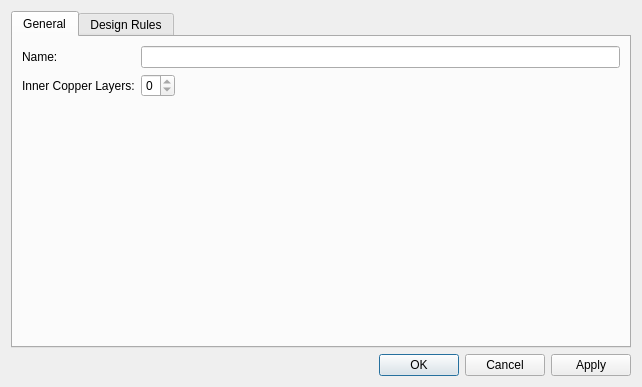
Before: the Qt Designer form libs/librepcb/editor/project/boardeditor/boardsetupdialog.ui in LibrePCB/LibrePCB, drawn with Qt 5.
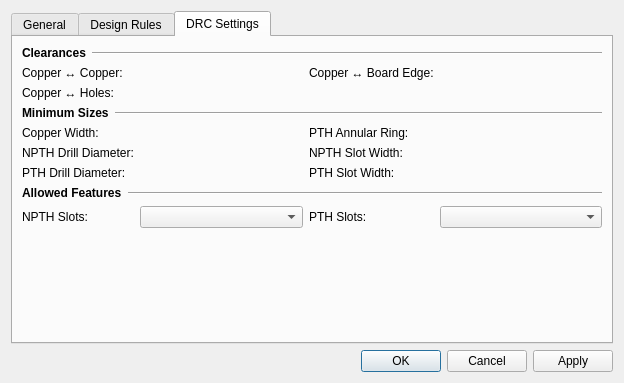
After: the same form once the commit is applied. The open tabs and pages were chosen to show the change. Icons and pictures are not drawn. Custom widgets are drawn as their Qt base class.

Commit message: Store DRC settings in board file

The edit to the form file:
```diff
--- a/libs/librepcb/editor/project/boardeditor/boardsetupdialog.ui
+++ b/libs/librepcb/editor/project/boardeditor/boardsetupdialog.ui
@@ -6,8 +6,8 @@
    <rect>
     <x>0</x>
     <y>0</y>
-    <width>642</width>
-    <height>387</height>
+    <width>624</width>
+    <height>383</height>
    </rect>
   </property>
   <property name="windowTitle">
@@ -313,6 +313,318 @@
        </item>
       </layout>
      </widget>
+     <widget class="QWidget" name="tabDrcSettings">
+      <attribute name="title">
+       <string>DRC Settings</string>
+      </attribute>
+      <layout class="QVBoxLayout" name="verticalLayout_2">
+       <property name="spacing">
+        <number>0</number>
+       </property>
+       <property name="sizeConstraint">
+        <enum>QLayout::SetMinimumSize</enum>
+       </property>
+       <property name="leftMargin">
+        <number>0</number>
+       </property>
+       <property name="topMargin">
+        <number>0</number>
+       </property>
+       <property name="rightMargin">
+        <number>0</number>
+       </property>
+       <property name="bottomMargin">
+        <number>0</number>
+       </property>
+       <item>
+        <widget class="QScrollArea" name="scrollArea">
+         <property name="sizePolicy">
+          <sizepolicy hsizetype="MinimumExpanding" vsizetype="Expanding">
+           <horstretch>0</horstretch>
+           <verstretch>0</verstretch>
+          </sizepolicy>
+         </property>
+         <property name="styleSheet">
+          <string notr="true">QAbstractScrollArea #scrollAreaWidgetContents {
+    background-color: transparent;
+}
+QAbstractScrollArea {
+    background-color: transparent;
+}</string>
+         </property>
+         <property name="frameShape">
+          <enum>QFrame::NoFrame</enum>
+         </property>
+         <property name="horizontalScrollBarPolicy">
+          <enum>Qt::ScrollBarAlwaysOff</enum>
+         </property>
+         <property name="widgetResizable">
+          <bool>true</bool>
+         </property>
+         <property name="alignment">
+          <set>Qt::AlignLeading|Qt::AlignLeft|Qt::AlignTop</set>
+         </property>
+         <widget class="QWidget" name="scrollAreaWidgetContents">
+          <property name="geometry">
+           <rect>
+            <x>0</x>
+            <y>0</y>
+            <width>602</width>
+            <height>301</height>
+           </rect>
+          </property>
+          <property name="sizePolicy">
+           <sizepolicy hsizetype="MinimumExpanding" vsizetype="Preferred">
+            <horstretch>0</horstretch>
+            <verstretch>0</verstretch>
+           </sizepolicy>
+          </property>
+          <layout class="QGridLayout" name="gridLayout_2" columnstretch="0,1,0,1">
+           <property name="sizeConstraint">
+            <enum>QLayout::SetMinimumSize</enum>
+           </property>
+           <item row="7" column="1">
+            <widget class="librepcb::editor::UnsignedLengthEdit" name="edtDrcMinNpthDrillDiameter" native="true"/>
+           </item>
+           <item row="0" column="0" colspan="4">
+            <layout class="QHBoxLayout" name="horizontalLayout">
+             <item>
+              <widget class="QLabel" name="label_28">
+               <property name="sizePolicy">
+                <sizepolicy hsizetype="Fixed" vsizetype="Fixed">
+                 <horstretch>0</horstretch>
+                 <verstretch>0</verstretch>
+                </sizepolicy>
+               </property>
+               <property name="font">
+                <font>
+                 <bold>true</bold>
+                </font>
+               </property>
+               <property name="text">
+                <string>Clearances</string>
+               </property>
+              </widget>
+             </item>
+             <item>
+              <widget class="Line" name="line_4">
+               <property name="sizePolicy">
+                <sizepolicy hsizetype="Minimum" vsizetype="Preferred">
+                 <horstretch>0</horstretch>
+                 <verstretch>0</verstretch>
+                </sizepolicy>
+               </property>
+               <property name="orientation">
+                <enum>Qt::Horizontal</enum>
+               </property>
+              </widget>
+             </item>
+            </layout>
+           </item>
+           <item row="7" column="3">
+            <widget class="librepcb::editor::UnsignedLengthEdit" name="edtDrcMinNpthSlotWidth" native="true"/>
+           </item>
+           <item row="7" column="0">
+            <widget class="QLabel" name="label_18">
+             <property name="text">
+              <string>NPTH Drill Diameter:</string>
+             </property>
+            </widget>
+           </item>
+           <item row="6" column="1">
+            <widget class="librepcb::editor::UnsignedLengthEdit" name="edtDrcMinCopperWidth" native="true"/>
+           </item>
+           <item row="8" column="0">
+            <widget class="QLabel" name="label_24">
+             <property name="text">
+              <string>PTH Drill Diameter:</string>
+             </property>
+            </widget>
+           </item>
+           <item row="7" column="2">
+            <widget class="QLabel" name="label_16">
+             <property name="text">
+              <string>NPTH Slot Width:</string>
+             </property>
+            </widget>
+           </item>
+           <item row="12" column="1">
+            <widget class="QComboBox" name="cbxDrcAllowedNpthSlots">
+             <property name="insertPolicy">
+              <enum>QComboBox::NoInsert</enum>
+             </property>
+            </widget>
+           </item>
+           <item row="4" column="0" colspan="4">
+            <layout class="QHBoxLayout" name="horizontalLayout_4">
+             <item>
+              <widget class="QLabel" name="label_25">
+               <property name="sizePolicy">
+                <sizepolicy hsizetype="Fixed" vsizetype="Fixed">
+                 <horstretch>0</horstretch>
+                 <verstretch>0</verstretch>
+                </sizepolicy>
+               </property>
+               <property name="font">
+                <font>
+                 <bold>true</bold>
+                </font>
+               </property>
+               <property name="text">
+                <string>Minimum Sizes</string>
+               </property>
+              </widget>
+             </item>
+             <item>
+              <widget class="Line" name="line_2">
+               <property name="sizePolicy">
+                <sizepolicy hsizetype="Minimum" vsizetype="Preferred">
+                 <horstretch>0</horstretch>
+                 <verstretch>0</verstretch>
+                </sizepolicy>
+               </property>
+               <property name="orientation">
+                <enum>Qt::Horizontal</enum>
+               </property>
+              </widget>
+             </item>
+            </layout>
+           </item>
+           <item row="1" column="3">
+            <widget class="librepcb::editor::UnsignedLengthEdit" name="edtDrcClearanceCopperBoard" native="true"/>
+           </item>
+           <item row="12" column="0">
+            <widget class="QLabel" name="label_21">
+             <property name="text">
+              <string>NPTH Slots:</string>
+             </property>
+            </widget>
+           </item>
+           <item row="8" column="1">
+            <widget class="librepcb::editor::UnsignedLengthEdit" name="edtDrcMinPthDrillDiameter" native="true"/>
+           </item>
+           <item row="6" column="3">
+            <widget class="librepcb::editor::UnsignedLengthEdit" name="edtDrcMinPthAnnularRing" native="true"/>
+           </item>
+           <item row="1" column="0">
+            <widget class="QLabel" name="label_19">
+             <property name="text">
+              <string>Copper ↔ Copper:</string>
+             </property>
+            </widget>
+           </item>
+           <item row="10" column="0" colspan="4">
+            <layout class="QHBoxLayout" name="horizontalLayout_5">
+             <item>
+              <widget class="QLabel" name="label_29">
+               <property name="sizePolicy">
+                <sizepolicy hsizetype="Fixed" vsizetype="Fixed">
+                 <horstretch>0</horstretch>
+                 <verstretch>0</verstretch>
+                </sizepolicy>
+               </property>
+               <property name="font">
+                <font>
+                 <bold>true</bold>
+                </font>
+               </property>
+               <property name="text">
+                <string>Allowed Features</string>
+               </property>
+              </widget>
+             </item>
+             <item>
+              <widget class="Line" name="line">
+               <property name="sizePolicy">
+                <sizepolicy hsizetype="Minimum" vsizetype="Preferred">
+                 <horstretch>0</horstretch>
+                 <verstretch>0</verstretch>
+                </sizepolicy>
+               </property>
+               <property name="orientation">
+                <enum>Qt::Horizontal</enum>
+               </property>
+              </widget>
+             </item>
+            </layout>
+           </item>
+           <item row="2" column="1">
+            <widget class="librepcb::editor::UnsignedLengthEdit" name="edtDrcClearanceCopperNpth" native="true"/>
+           </item>
+           <item row="1" column="1">
+            <widget class="librepcb::editor::UnsignedLengthEdit" name="edtDrcClearanceCopperCopper" native="true"/>
+           </item>
+           <item row="6" column="0">
+            <widget class="QLabel" name="label_20">
+             <property name="text">
+              <string>Copper Width:</string>
+             </property>
+            </widget>
+           </item>
+           <item row="6" column="2">
+            <widget class="QLabel" name="label_22">
+             <property name="text">
+              <string>PTH Annular Ring:</string>
+             </property>
+            </widget>
+           </item>
+           <item row="8" column="2">
+            <widget class="QLabel" name="label_15">
+             <property name="text">
+              <string>PTH Slot Width:</string>
+             </property>
+            </widget>
+           </item>
+           <item row="8" column="3">
+            <widget class="librepcb::editor::UnsignedLengthEdit" name="edtDrcMinPthSlotWidth" native="true"/>
+           </item>
+           <item row="1" column="2">
+            <widget class="QLabel" name="label_23">
+             <property name="text">
+              <string>Copper ↔ Board Edge:</string>
+             </property>
+            </widget>
+           </item>
+           <item row="2" column="0">
+            <widget class="QLabel" name="label_14">
+             <property name="text">
+              <string>Copper ↔ Holes:</string>
+             </property>
+            </widget>
+           </item>
+           <item row="12" column="3">
+            <widget class="QComboBox" name="cbxDrcAllowedPthSlots">
+             <property name="insertPolicy">
+              <enum>QComboBox::NoInsert</enum>
+             </property>
+            </widget>
+           </item>
+           <item row="12" column="2">
+            <widget class="QLabel" name="label_17">
+             <property name="text">
+              <string>PTH Slots:</string>
+             </property>
+            </widget>
+           </item>
+           <item row="13" column="0">
+            <spacer name="verticalSpacer">
+             <property name="orientation">
+              <enum>Qt::Vertical</enum>
+             </property>
+             <property name="sizeHint" stdset="0">
+              <size>
+               <width>20</width>
+               <height>40</height>
+              </size>
+             </property>
+            </spacer>
+           </item>
+          </layout>
+         </widget>
+        </widget>
+       </item>
+      </layout>
+     </widget>
     </widget>
    </item>
    <item>
```
The commit also changes 24 other files.
